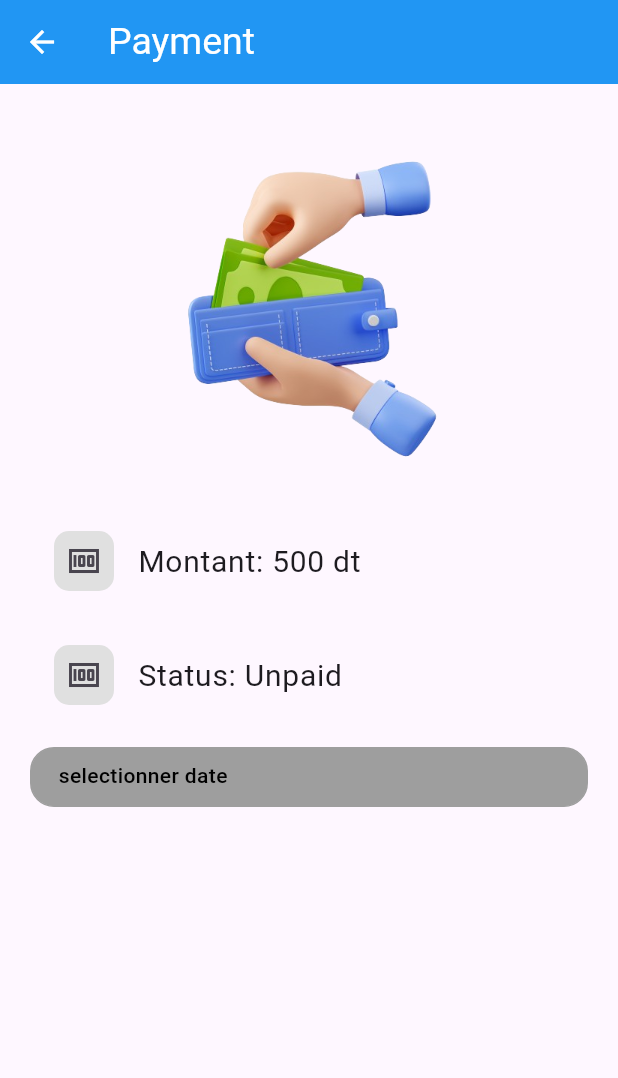
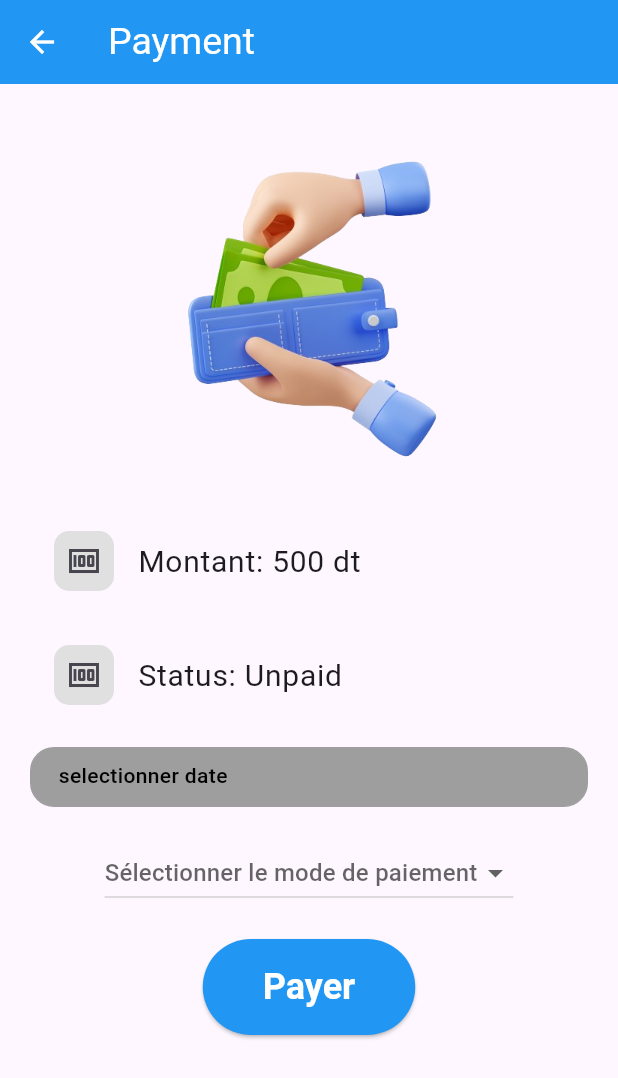
Before and after one commit to rihem435/creche_getx, a Flutter app: the PaymentScreen screen opened directly, on a phone screen of 412 x 824 dp. Shown: the top 1078 px of the screen. Run offline on Flutter 3.47's test engine with Material 3 defaults, Android fonts, the phone set to English and light mode, and no system bars; our stand-ins replace dio, flutter_slidable, get, get_storage, syncfusion_flutter_datepicker; accounts and stored records are empty; network calls fail.

Commit message:
add screen secretaire

```diff
--- a/lib/controllers/profile_controller.dart
+++ b/lib/controllers/profile_controller.dart
@@ -1,7 +1,7 @@
 import 'package:app/core/networking/app_url.dart';
 import 'package:app/core/storage/app_storage.dart';
 import 'package:app/models/user_login_model.dart';
-import 'package:app/screen/home_screen.dart';
+import 'package:app/screen/parent/home_screen.dart';
 
 import 'package:flutter/widgets.dart';
 import 'package:get/get.dart';
@@ -41,6 +41,7 @@ class ProfileController extends GetxController {
 
         AppStorage.saveEmail("${userLoginModel!.email}");
 
+
         Get.to(const HomeScreen());
 
         // Navigator.of(context).push(
--- a/lib/core/networking/app_url.dart
+++ b/lib/core/networking/app_url.dart
@@ -2,4 +2,7 @@ class AppUrl {
   static const String baseUrl = "http://localhost:8080/";
   static const String loginUrl = "${baseUrl}auth/login";
   static const String getEnfantsByIdParentUrl = "${baseUrl}children/parent/";
+  static const String getEnfantsUrl = "${baseUrl}children";
+
+  static String payment = '$baseUrl/payements/savePayement';
 }
--- a/lib/screen/login_screen.dart
+++ b/lib/screen/login_screen.dart
@@ -3,7 +3,7 @@ import 'package:app/core/networking/app_url.dart';
 import 'package:app/core/storage/app_storage.dart';
 import 'package:app/core/widgets/custom_input_text.dart';
 import 'package:app/models/user_login_model.dart';
-import 'package:app/screen/home_screen.dart';
+import 'package:app/screen/parent/home_screen.dart';
 import 'package:app/screen/sign_up_screen.dart';
 import 'package:dio/dio.dart';
 import 'package:flutter/gestures.dart';
--- /dev/null
+++ b/lib/screen/parent/payment_screen.dart
@@ -0,0 +1,223 @@
+import 'package:app/controllers/home_controller.dart';
+import 'package:app/controllers/profile_controller.dart';
+import 'package:flutter/material.dart';
+import 'package:flutter/widgets.dart';
+import 'package:get/get.dart';
+import 'package:get/get_state_manager/src/simple/get_state.dart';
+import 'package:syncfusion_flutter_datepicker/datepicker.dart';
+
+class PaymentScreen extends GetView<HomeController> {
+  const PaymentScreen({super.key});
+
+  @override
+  Widget build(BuildContext context) {
+    return Scaffold(
+      appBar: AppBar(
+        backgroundColor: Colors.blue,
+        leading: IconButton(
+            onPressed: () => Navigator.pop(context),
+            icon: const Icon(
+              Icons.arrow_back,
+              color: Colors.white,
+            )),
+        title: const Text(
+          'Payment',
+          style: TextStyle(
+            fontSize: 25,
+            color: Colors.white,
+          ),
+        ),
+      ),
+      body: SingleChildScrollView(
+        child: Padding(
+          padding: const EdgeInsets.all(
+            20,
+          ),
+          child: Column(
+            children: [
+              Image.asset(
+                "assets/images/payment.png",
+                width: 250,
+              ),
+              const SizedBox(
+                height: 20,
+              ),
+              ListTile(
+                leading: ClipRRect(
+                  borderRadius: const BorderRadius.only(
+                    bottomLeft: Radius.circular(
+                      10,
+                    ),
+                    bottomRight: Radius.circular(
+                      10,
+                    ),
+                    topLeft: Radius.circular(
+                      10,
+                    ),
+                    topRight: Radius.circular(
+                      10,
+                    ),
+                  ),
+                  child: Container(
+                    padding: const EdgeInsets.all(8),
+                    color: Colors.grey[300],
+                    child: const Icon(
+                      Icons.money,
+                    ),
+                  ),
+                ),
+                title: const Text("Montant: 500 dt",
+                    style: TextStyle(fontSize: 20)),
+              ),
+              const SizedBox(
+                height: 20,
+              ),
+              ListTile(
+                leading: ClipRRect(
+                  borderRadius: const BorderRadius.only(
+                    bottomLeft: Radius.circular(
+                      10,
+                    ),
+                    bottomRight: Radius.circular(
+                      10,
+                    ),
+                    topLeft: Radius.circular(
+                      10,
+                    ),
+                    topRight: Radius.circular(
+                      10,
+                    ),
+                  ),
+                  child: Container(
+                    padding: const EdgeInsets.all(8),
+                    color: Colors.grey[300],
+                    child: const Icon(
+                      Icons.money,
+                    ),
+                  ),
+                ),
+                title: const Text("Status: Unpaid",
+                    style: TextStyle(fontSize: 20)),
+              ),
+              const SizedBox(
+                height: 20,
+              ),
+              GetBuilder<HomeController>(builder: (controller) {
+                return Column(
+                  children: [
+                    InkWell(
+                      child: Container(
+                        height: 40,
+                        width: MediaQuery.sizeOf(context).width,
+                        padding:
+                            const EdgeInsets.only(left: 18, top: 8, bottom: 8),
+                        decoration: BoxDecoration(
+                          color: Colors.grey,
+                          borderRadius: BorderRadius.circular(16),
+                          border: Border.all(
+                            color: Colors.grey,
+                            width: 1,
+                          ),
+                        ),
+                        child: controller.selectedDate.isEmpty
+                            ? const Text(
+                                "selectionner date",
+                                style: TextStyle(
+                                  fontSize: 14,
+                                  fontWeight: FontWeight.w500,
+                                  color: Colors.black,
+                                ),
+                              )
+                            : Text(
+                                controller.selectedDate.toString(),
+                                style: const TextStyle(
+                                  fontSize: 14,
+                                  fontWeight: FontWeight.w500,
+                                  color: Colors.black,
+                                ),
+                              ),
+                      ),
+                      onTap: () {
+                        showDialog(
+                          context: context,
+                          builder: (BuildContext context) {
+                            return SizedBox(
+                              height: 250,
+                              child: Card(
+                                child: SfDateRangePicker(
+                                  showActionButtons: true,
+                                  onSubmit: (p0) {
+                                    print('value=============>$p0');
+
+                                    Navigator.pop(context);
+                                  },
+                                  onCancel: () {
+                                    controller.viderDate();
+
+                                    Navigator.pop(context);
+                                  },
+                                  cancelText: "fermer",
+                                  confirmText: "confirmer",
+                                  onSelectionChanged:
+                                      controller.onSelectionChanged,
+                                  selectionMode:
+                                      DateRangePickerSelectionMode.single,
+                                ),
+                              ),
+                            );
+                          },
+                        );
+                      },
+                    ),
+                  ],
+                );
+              }),
+              const SizedBox(
+                height: 20,
+              ),
+              GetBuilder<HomeController>(
+                builder: (controller) => DropdownButton<String>(
+                  value: controller.selectedPaymentMode,
+                  hint: const Text("Sélectionner le mode de paiement"),
+                  items: <String>[
+                    'Carte de Crédit',
+                    'PayPal',
+                    'Virement Bancaire'
+                  ].map((String value) {
+                    return DropdownMenuItem<String>(
+                      value: value,
+                      child: Text(value),
+                    );
+                  }).toList(),
+                  onChanged: (newValue) {
+                    controller.updateSelectedPaymentMode(newValue);
+                  },
+                ),
+              ),
+              const SizedBox(
+                height: 20,
+              ),
+              ElevatedButton(
+                style: ElevatedButton.styleFrom(
+                    backgroundColor: Colors.blue,
+                    padding: const EdgeInsets.symmetric(
+                        horizontal: 40, vertical: 18),
+                    textStyle: const TextStyle(
+                        fontSize: 24, fontWeight: FontWeight.bold)),
+                onPressed: () {
+                  controller.savePayment();
+                },
+                child: const Text(
+                  "Payer",
+                  style: TextStyle(
+                    color: Colors.white,
+                  ),
+                ),
+              ),
+            ],
+          ),
+        ),
+      ),
+    );
+  }
+}
--- a/lib/screen/payment_screen.dart
+++ /dev/null
@@ -1,168 +0,0 @@
-import 'package:app/controllers/home_controller.dart';
-import 'package:app/controllers/profile_controller.dart';
-import 'package:flutter/material.dart';
-import 'package:flutter/widgets.dart';
-import 'package:get/get_state_manager/src/simple/get_state.dart';
-import 'package:syncfusion_flutter_datepicker/datepicker.dart';
-
-class PaymentScreen extends StatelessWidget {
-  const PaymentScreen({super.key});
-
-  @override
-  Widget build(BuildContext context) {
-    return Scaffold(
-      appBar: AppBar(
-        backgroundColor: Colors.blue,
-        leading: IconButton(
-            onPressed: () => Navigator.pop(context),
-            icon: const Icon(
-              Icons.arrow_back,
-              color: Colors.white,
-            )),
-        title: const Text(
-          'Payment',
-          style: TextStyle(
-            fontSize: 25,
-            color: Colors.white,
-          ),
-        ),
-      ),
-      body: Padding(
-        padding: const EdgeInsets.all(
-          20,
-        ),
-        child: Column(children: [
-          Image.asset(
-            "assets/images/payment.png",
-            width: 250,
-          ),
-          const SizedBox(
-            height: 20,
-          ),
-          ListTile(
-            leading: ClipRRect(
-              borderRadius: const BorderRadius.only(
-                bottomLeft: Radius.circular(
-                  10,
-                ),
-                bottomRight: Radius.circular(
-                  10,
-                ),
-                topLeft: Radius.circular(
-                  10,
-                ),
-                topRight: Radius.circular(
-                  10,
-                ),
-              ),
-              child: Container(
-                padding: const EdgeInsets.all(8),
-                color: Colors.grey[300],
-                child: const Icon(
-                  Icons.money,
-                ),
-              ),
-            ),
-            title:
-                const Text("Montant: 500 dt", style: TextStyle(fontSize: 20)),
-          ),
-          const SizedBox(
-            height: 20,
-          ),
-          ListTile(
-            leading: ClipRRect(
-              borderRadius: const BorderRadius.only(
-                bottomLeft: Radius.circular(
-                  10,
-                ),
-                bottomRight: Radius.circular(
-                  10,
-                ),
-                topLeft: Radius.circular(
-                  10,
-                ),
-                topRight: Radius.circular(
-                  10,
-                ),
-              ),
-              child: Container(
-                padding: const EdgeInsets.all(8),
-                color: Colors.grey[300],
-                child: const Icon(
-                  Icons.money,
-                ),
-              ),
-            ),
-            title: const Text("Status: Unpaid", style: TextStyle(fontSize: 20)),
-          ),
-          const SizedBox(
-            height: 20,
-          ),
-          GetBuilder<HomeController>(builder: (controller) {
-            return Column(
-              children: [
-                InkWell(
-                  child: Container(
-                    height: 40,
-                    width: MediaQuery.sizeOf(context).width,
-                    padding: const EdgeInsets.only(left: 18, top: 8, bottom: 8),
-                    decoration: BoxDecoration(
-                      color: Colors.grey,
-                      borderRadius: BorderRadius.circular(16),
-                      border: Border.all(
-                        color: Colors.grey,
-                        width: 1,
-                      ),
-                    ),
-                    child: controller.selectedDate.isEmpty
-                        ? const Text(
-                            "selectionner date",
-                            style: TextStyle(
-                              fontSize: 14,
-                              fontWeight: FontWeight.w500,
-                              color: Colors.black,
-                            ),
-                          )
-                        : Text(
-                            controller.selectedDate.toString(),
-                            style: const TextStyle(
-                              fontSize: 14,
-                              fontWeight: FontWeight.w500,
-                              color: Colors.black,
-                            ),
-                          ),
-                  ),
-                  onTap: () {
-                    showDialog(
-                      context: context,
-                      builder: (BuildContext context) {
-                        return SizedBox(
-                            height: 250,
-                            child: Card(
-                                child: SfDateRangePicker(
-                              showActionButtons: true,
-                              onSubmit: (p0) {
-                                print('value=============>$p0');
-                                Navigator.pop(context);
-                              },
-                              onCancel: () {
-                                Navigator.pop(context);
-                              },
-                              cancelText: "fermer",
-                              confirmText: "confirmer",
-                              onSelectionChanged: controller.onSelectionChanged,
-                              selectionMode:
-                                  DateRangePickerSelectionMode.single,
-                            )));
-                      },
-                    );
-                  },
-                ),
-              ],
-            );
-          }),
-        ]),
-      ),
-    );
-  }
-}
--- a/pubspec.yaml
+++ b/pubspec.yaml
@@ -39,6 +39,7 @@ dependencies:
   get_storage: ^2.1.1
   get: ^4.6.6
   syncfusion_flutter_datepicker: ^26.2.7
+  flutter_slidable: ^3.1.1
 
 dev_dependencies:
   flutter_test:
```
Also changed, not shown: lib/controllers/home_controller.dart (+35 -3 lines), lib/main.dart (+5 -4 lines), lib/screen/parent/home_screen.dart (renamed from lib/screen/home_screen.dart, +4 -3 lines), lib/screen/secretaire/home_secretaire_screen.dart (added, +217 -0 lines), lib/test_sli.dart (added, +73 -0 lines), lib/screen/parent/details_enfant_screen.dart (renamed from lib/screen/details_enfant_screen.dart), pubspec.lock.
